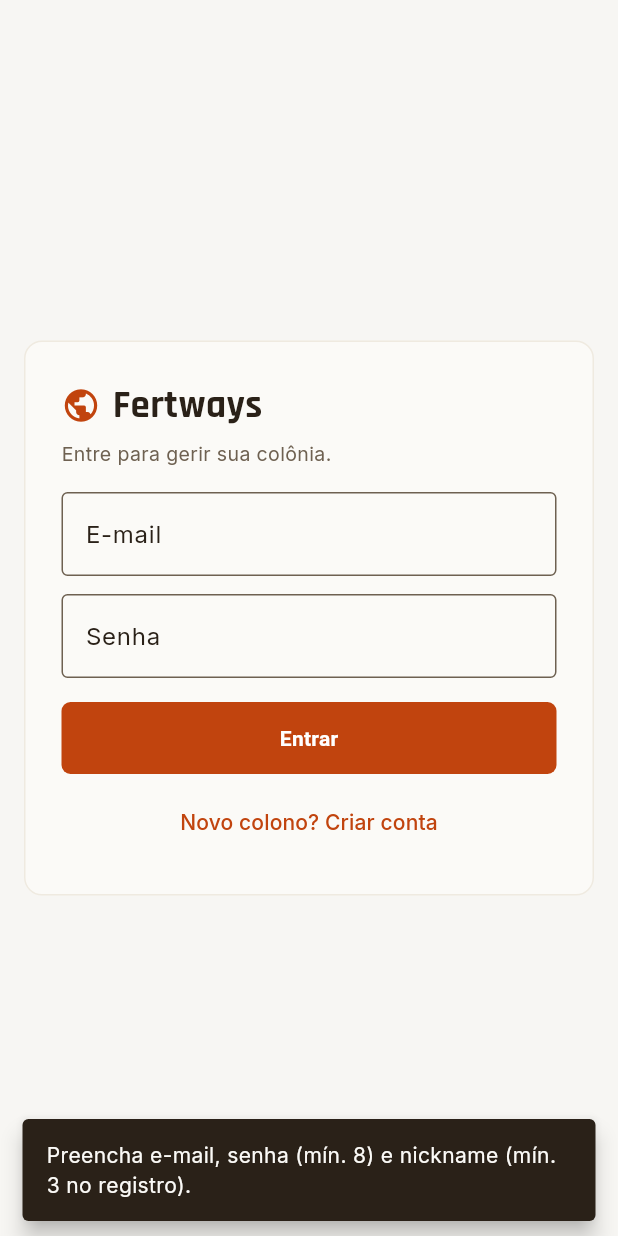
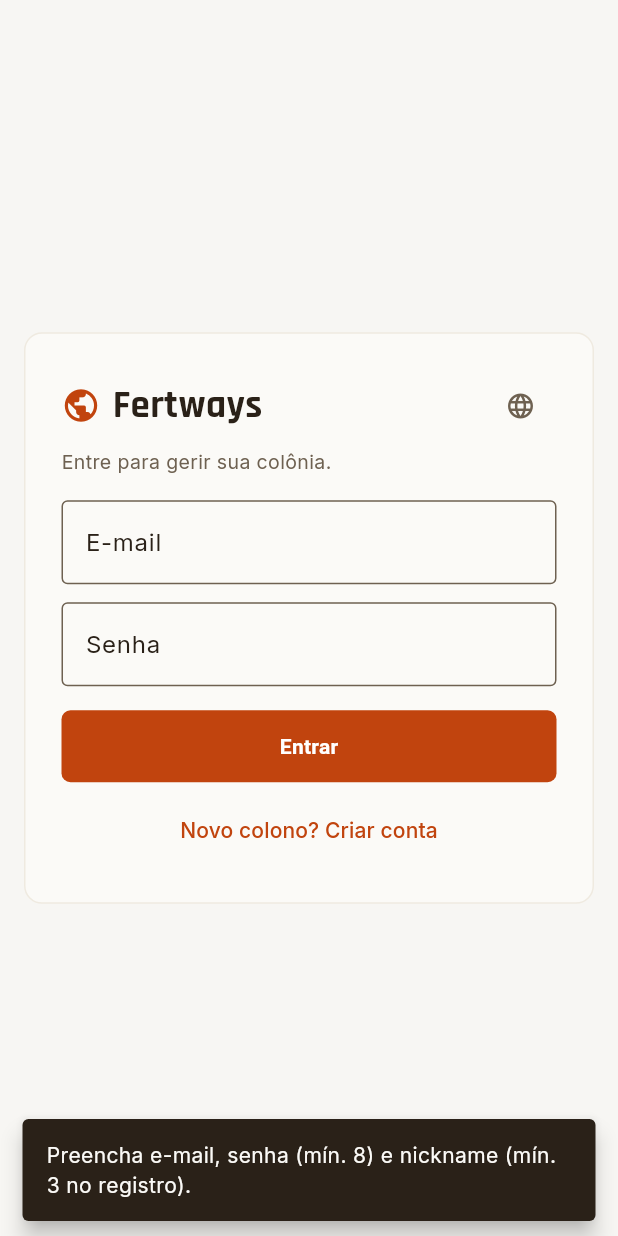
Before and after one commit to Ssnowzx/Tars_rpg, a Flutter app: the screen it shows after launch, after a tap on "Entrar", on a phone screen of 412 x 824 dp. Run offline on Flutter 3.47's test engine with Material 3 defaults, Android fonts, the phone set to English and light mode, and no system bars; our stand-ins replace dio, flutter_riverpod, go_router, google_fonts, shared_preferences; missing offline and left inert: flame.

Commit message:
feat: i18n — persistência do idioma + tela de acesso trilíngue (PT/ES/EN)
- Persistência: LocaleController salva/lê o idioma em SharedPreferences
  (initialLocaleProvider sobrescrito no boot em main.dart) — a escolha
  sobrevive ao reload. Fecha a dívida "persistência do idioma".
- Tela de login/registro totalmente extraída para ARB (pt/es/en): tagline,
  E-mail/Nickname/Senha, Entrar/Registrar, alternância e validação.
- Seletor de idioma (globo) no card de login → trocar antes de entrar.
- Verificado no Chrome: trocar para English muda a tela na hora e persiste
  após reload; volta a PT.

Nota: infraestrutura i18n (ARB + gen-l10n + chrome trilíngue) já existia; a
extração do corpo das demais ~25 telas segue incremental, com o padrão e a
persistência agora sólidos.

Co-Authored-By: Claude Opus 4.8 (1M context) <noreply@anthropic.com>

```diff
--- a/app/lib/data/locale_controller.dart
+++ b/app/lib/data/locale_controller.dart
@@ -1,14 +1,32 @@
 import 'package:flutter/widgets.dart';
 import 'package:flutter_riverpod/flutter_riverpod.dart';
+import 'package:shared_preferences/shared_preferences.dart';
+
+const _kLocaleKey = 'localeCode';
+
+/// Código de idioma carregado do storage no boot (sobrescrito em main). null =
+/// nunca escolhido → segue o padrão.
+final initialLocaleProvider = Provider<String?>((ref) => null);
 
 /// Idioma ativo do app (§11 i18n): PT-BR/ES/EN. Estado mutável — a troca no
-/// menu do HUD reflete na hora. Padrão pt-BR; persistência entre sessões é
-/// dívida (precisaria de storage local). `null` = seguir o dispositivo.
+/// menu do HUD reflete na hora e **persiste entre sessões** (SharedPreferences).
 class LocaleController extends Notifier<Locale?> {
   @override
-  Locale? build() => const Locale('pt');
+  Locale? build() {
+    final code = ref.read(initialLocaleProvider);
+    if (code != null && code.isNotEmpty) return Locale(code);
+    return const Locale('pt');
+  }
 
-  void set(Locale? locale) => state = locale;
+  Future<void> set(Locale? locale) async {
+    state = locale;
+    final prefs = await SharedPreferences.getInstance();
+    if (locale == null) {
+      await prefs.remove(_kLocaleKey);
+    } else {
+      await prefs.setString(_kLocaleKey, locale.languageCode);
+    }
+  }
 }
 
 final localeProvider = NotifierProvider<LocaleController, Locale?>(LocaleController.new);
--- a/app/lib/features/auth/login_screen.dart
+++ b/app/lib/features/auth/login_screen.dart
@@ -5,6 +5,8 @@ import 'package:google_fonts/google_fonts.dart';
 import '../../app/theme/ds_colors.dart';
 import '../../app/theme/ds_tokens.dart';
 import '../../data/auth/auth_controller.dart';
+import '../../data/locale_controller.dart';
+import '../../l10n/app_localizations.dart';
 
 /// Acesso ao servidor (login/registro). Sem sessão válida, o roteador
 /// redireciona para cá.
@@ -35,7 +37,7 @@ class _LoginScreenState extends ConsumerState<LoginScreen> {
     final password = _password.text;
     final nickname = _nickname.text.trim();
     if (email.isEmpty || password.length < 8 || (_isRegister && nickname.length < 3)) {
-      _toast('Preencha e-mail, senha (mín. 8) e nickname (mín. 3 no registro).');
+      _toast(AppLocalizations.of(context).authValidation);
       return;
     }
     setState(() => _loading = true);
@@ -61,6 +63,7 @@ class _LoginScreenState extends ConsumerState<LoginScreen> {
   Widget build(BuildContext context) {
     final t = Theme.of(context).extension<DsTokens>()!;
     final scheme = Theme.of(context).colorScheme;
+    final l10n = AppLocalizations.of(context);
     return Scaffold(
       backgroundColor: t.surfacePage,
       body: Center(
@@ -86,23 +89,35 @@ class _LoginScreenState extends ConsumerState<LoginScreen> {
                       Text('Fertways',
                           style: GoogleFonts.rajdhani(
                               fontWeight: FontWeight.w700, fontSize: 26, color: FwPalette.gray900)),
+                      const Spacer(),
+                      PopupMenuButton<String>(
+                        tooltip: l10n.settingsLanguage,
+                        icon: Icon(Icons.language_outlined, size: 20, color: t.textSecondary),
+                        initialValue: ref.watch(localeProvider)?.languageCode ?? 'pt',
+                        onSelected: (c) => ref.read(localeProvider.notifier).set(Locale(c)),
+                        itemBuilder: (_) => const [
+                          PopupMenuItem(value: 'pt', child: Text('Português')),
+                          PopupMenuItem(value: 'es', child: Text('Español')),
+                          PopupMenuItem(value: 'en', child: Text('English')),
+                        ],
+                      ),
                     ],
                   ),
                   SizedBox(height: t.space1),
-                  Text(_isRegister ? 'Crie sua colônia em Fertways.' : 'Entre para gerir sua colônia.',
+                  Text(_isRegister ? l10n.authTaglineRegister : l10n.authTaglineLogin,
                       style: TextStyle(fontSize: 13, color: t.textSecondary)),
                   SizedBox(height: t.space4),
                   TextField(
                     controller: _email,
                     keyboardType: TextInputType.emailAddress,
                     autofillHints: const [AutofillHints.email],
-                    decoration: const InputDecoration(labelText: 'E-mail', border: OutlineInputBorder()),
+                    decoration: InputDecoration(labelText: l10n.authEmail, border: const OutlineInputBorder()),
                   ),
                   SizedBox(height: t.space3),
                   if (_isRegister) ...[
                     TextField(
                       controller: _nickname,
-                      decoration: const InputDecoration(labelText: 'Nickname', border: OutlineInputBorder()),
+                      decoration: InputDecoration(labelText: l10n.authNickname, border: const OutlineInputBorder()),
                     ),
                     SizedBox(height: t.space3),
                   ],
@@ -110,7 +125,7 @@ class _LoginScreenState extends ConsumerState<LoginScreen> {
                     controller: _password,
                     obscureText: true,
                     onSubmitted: (_) => _submit(),
-                    decoration: const InputDecoration(labelText: 'Senha', border: OutlineInputBorder()),
+                    decoration: InputDecoration(labelText: l10n.authPassword, border: const OutlineInputBorder()),
                   ),
                   SizedBox(height: t.space4),
                   FilledButton(
@@ -122,14 +137,12 @@ class _LoginScreenState extends ConsumerState<LoginScreen> {
                     child: _loading
                         ? const SizedBox(
                             width: 20, height: 20, child: CircularProgressIndicator(strokeWidth: 2, color: Colors.white))
-                        : Text(_isRegister ? 'Registrar' : 'Entrar'),
+                        : Text(_isRegister ? l10n.authRegister : l10n.authLogin),
                   ),
                   SizedBox(height: t.space2),
                   TextButton(
                     onPressed: _loading ? null : () => setState(() => _isRegister = !_isRegister),
-                    child: Text(_isRegister
-                        ? 'Já tem conta? Entrar'
-                        : 'Novo colono? Criar conta'),
+                    child: Text(_isRegister ? l10n.authSwitchToLogin : l10n.authSwitchToRegister),
                   ),
                 ],
               ),
--- a/app/lib/l10n/app_localizations.dart
+++ b/app/lib/l10n/app_localizations.dart
@@ -249,6 +249,66 @@ abstract class AppLocalizations {
   /// In pt, this message translates to:
   /// **'{label} — em breve'**
   String comingSoonAction(String label);
+
+  /// No description provided for @authTaglineLogin.
+  ///
+  /// In pt, this message translates to:
+  /// **'Entre para gerir sua colônia.'**
+  String get authTaglineLogin;
+
+  /// No description provided for @authTaglineRegister.
+  ///
+  /// In pt, this message translates to:
+  /// **'Crie sua colônia em Fertways.'**
+  String get authTaglineRegister;
+
+  /// No description provided for @authEmail.
+  ///
+  /// In pt, this message translates to:
+  /// **'E-mail'**
+  String get authEmail;
+
+  /// No description provided for @authNickname.
+  ///
+  /// In pt, this message translates to:
+  /// **'Nickname'**
+  String get authNickname;
+
+  /// No description provided for @authPassword.
+  ///
+  /// In pt, this message translates to:
+  /// **'Senha'**
+  String get authPassword;
+
+  /// No description provided for @authLogin.
+  ///
+  /// In pt, this message translates to:
+  /// **'Entrar'**
+  String get authLogin;
+
+  /// No description provided for @authRegister.
+  ///
+  /// In pt, this message translates to:
+  /// **'Registrar'**
+  String get authRegister;
+
+  /// No description provided for @authSwitchToLogin.
+  ///
+  /// In pt, this message translates to:
+  /// **'Já tem conta? Entrar'**
+  String get authSwitchToLogin;
+
+  /// No description provided for @authSwitchToRegister.
+  ///
+  /// In pt, this message translates to:
+  /// **'Novo colono? Criar conta'**
+  String get authSwitchToRegister;
+
+  /// No description provided for @authValidation.
+  ///
+  /// In pt, this message translates to:
+  /// **'Preencha e-mail, senha (mín. 8) e nickname (mín. 3 no registro).'**
+  String get authValidation;
 }
 
 class _AppLocalizationsDelegate
--- a/app/lib/main.dart
+++ b/app/lib/main.dart
@@ -4,14 +4,19 @@ import 'package:shared_preferences/shared_preferences.dart';
 
 import 'app/app.dart';
 import 'data/auth/auth_controller.dart';
+import 'data/locale_controller.dart';
 
 Future<void> main() async {
   WidgetsFlutterBinding.ensureInitialized();
   final prefs = await SharedPreferences.getInstance();
   final token = prefs.getString('accessToken');
+  final localeCode = prefs.getString('localeCode');
   runApp(
     ProviderScope(
-      overrides: [initialTokenProvider.overrideWithValue(token)],
+      overrides: [
+        initialTokenProvider.overrideWithValue(token),
+        initialLocaleProvider.overrideWithValue(localeCode),
+      ],
       child: const FertwaysApp(),
     ),
   );
```
Also changed, not shown: app/lib/l10n/app_en.arb (+12 -1 lines), app/lib/l10n/app_es.arb (+12 -1 lines), app/lib/l10n/app_localizations_en.dart (+31 -0 lines), app/lib/l10n/app_localizations_es.dart (+31 -0 lines), app/lib/l10n/app_localizations_pt.dart (+31 -0 lines), app/lib/l10n/app_pt.arb (+12 -1 lines).
